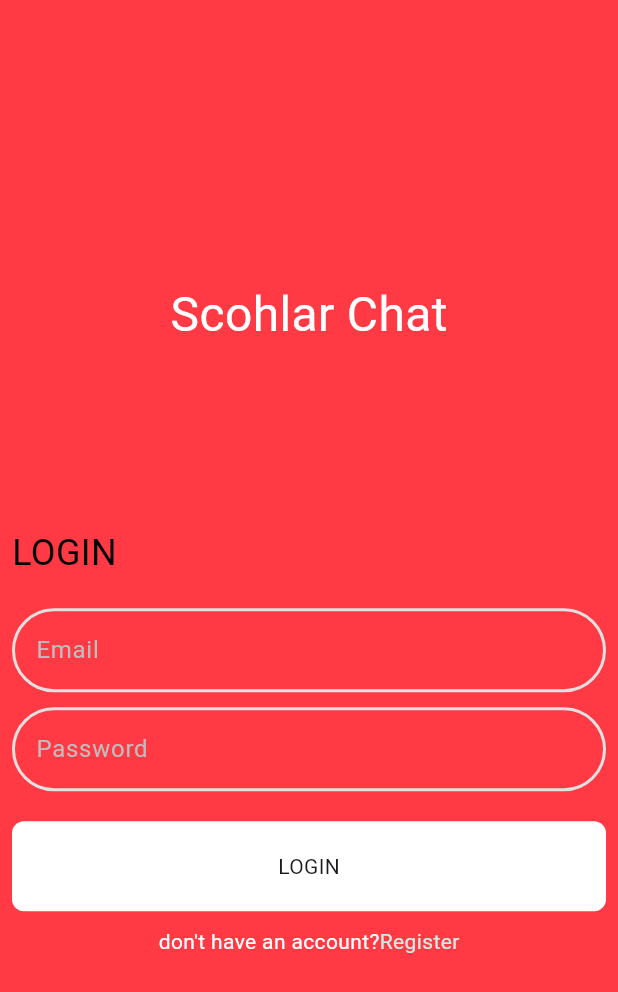
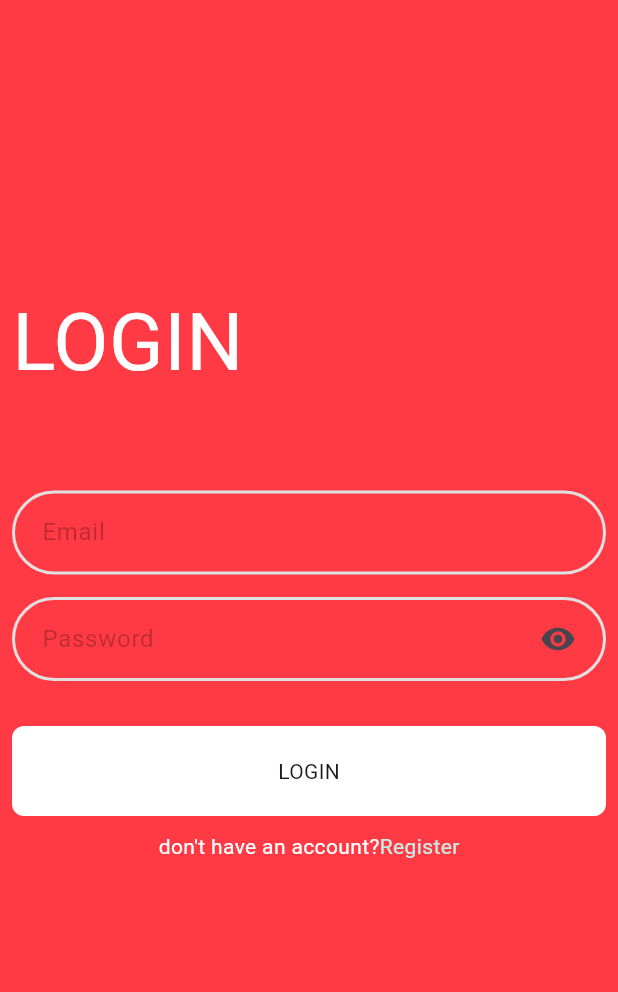
Before and after one commit to Rana-Mohsen/news_app, a Flutter app: the screen it shows after launch, on a phone screen of 412 x 824 dp. Shown: the top 992 px of the screen. Run offline on Flutter 3.47's test engine with Material 3 defaults, Android fonts, the phone set to English and light mode, and no system bars; our stand-ins replace bloc, carousel_slider, firebase_auth, firebase_core, flutter_bloc, modal_progress_hud_nsn and 1 more; accounts and stored records are empty; generated files the repository leaves out were written again.

Commit message:
finish textformfield style

```diff
--- a/lib/screens/home_screen.dart
+++ b/lib/screens/home_screen.dart
@@ -73,6 +73,7 @@ class _HomeScreenState extends State<HomeScreen> {
                 controller: _scrollController,
                 child: Column(
                   children: [
+                    const Text("Latest News"),
                     FutureBuilder<List<ArticleModel>>(
                       future: AllArticles().getCtgArticls(keyWord: "general"),
                       builder: (context, snapshot) {
--- a/lib/screens/login_screen.dart
+++ b/lib/screens/login_screen.dart
@@ -4,6 +4,7 @@ import 'package:news_app/helper/validators.dart';
 import 'package:news_app/screens/navigation.dart';
 import 'package:news_app/screens/register_screen.dart';
 import 'package:news_app/screens/widgets/custome_button.dart';
+import 'package:sizer/sizer.dart';
 
 import '../constants.dart';
 import '../helper/snack_bar.dart';
@@ -21,7 +22,7 @@ class _LoginScreenState extends State<LoginScreen> {
   String? email;
   String? password;
   bool isLoading = false;
-
+  bool visible = true;
   GlobalKey<FormState> _formKey = GlobalKey();
 
   @override
@@ -33,27 +34,17 @@ class _LoginScreenState extends State<LoginScreen> {
         child: Form(
           key: _formKey,
           child: Column(
+            crossAxisAlignment: CrossAxisAlignment.start,
             children: [
               const Spacer(
                 flex: 3,
               ),
-              const Text(
-                "Scohlar Chat",
-                style: TextStyle(color: Colors.white, fontSize: 32),
+              Text(
+                "LOGIN",
+                style: TextStyle(color: Colors.white, fontSize: 30.sp),
               ),
               const Spacer(
-                flex: 2,
-              ),
-              const Row(
-                children: [
-                  Text(
-                    "LOGIN",
-                    style: TextStyle(color: Colors.black, fontSize: 24),
-                  ),
-                ],
-              ),
-              const SizedBox(
-                height: 20,
+                flex: 1,
               ),
               CustomTextFormField(
                   validator: Validators.emailValidator,
@@ -62,16 +53,30 @@ class _LoginScreenState extends State<LoginScreen> {
                   },
                   hintText: 'Email'),
               const SizedBox(
-                height: 10,
+                height: 15,
               ),
               CustomTextFormField(
+                  obscure: visible,
+                  icon: Padding(
+                    padding: const EdgeInsets.only(right: 8.0),
+                    child: IconButton(
+                      icon: visible
+                          ? const Icon(Icons.remove_red_eye)
+                          : const Icon(Icons.visibility_off),
+                      onPressed: () {
+                        setState(() {
+                          visible = !visible;
+                        });
+                      },
+                    ),
+                  ),
                   validator: Validators.passwordValidator,
                   onChange: (value) {
                     password = value;
                   },
                   hintText: 'Password'),
               const SizedBox(
-                height: 20,
+                height: 30,
               ),
               CustomeButton(
                 onTap: _validateLoginForm,
@@ -103,7 +108,7 @@ class _LoginScreenState extends State<LoginScreen> {
                 ],
               ),
               const Spacer(
-                flex: 3,
+                flex: 4,
               )
             ],
           ),
--- a/lib/screens/widgets/custom_textformfield.dart
+++ b/lib/screens/widgets/custom_textformfield.dart
@@ -1,4 +1,5 @@
 import 'package:flutter/material.dart';
+import 'package:news_app/constants.dart';
 
 // ignore: must_be_immutable
 class CustomTextFormField extends StatelessWidget {
@@ -22,25 +23,43 @@ class CustomTextFormField extends StatelessWidget {
       validator: validator,
       onChanged: onChange,
       decoration: InputDecoration(
+        contentPadding: const EdgeInsets.all(16),
         suffixIcon: icon,
         hintText: hintText,
-        hintStyle: TextStyle(color: Colors.grey.shade400),
-        focusedBorder: OutlineInputBorder(
-            borderRadius: BorderRadius.circular(32),
-            borderSide: const BorderSide(
-              color: Colors.black,
-            )),
-        enabledBorder: OutlineInputBorder(
-            borderRadius: BorderRadius.circular(32),
-            borderSide: BorderSide(color: Colors.grey.shade300, width: 2)),
-        // border: OutlineInputBorder(
-        //   borderRadius: BorderRadius.circular(32),
-        //   borderSide: BorderSide(
-        //     color: Colors.grey.shade300,
-        //     width: 1.0,
-        //   ),
-        // ),
+        hintStyle: const TextStyle(color: Colors.black26),
+        errorStyle: const TextStyle(
+          color: kTertiaryColor, // Change the color of the error message
+          fontSize: 14, // Change the font size of the error message
+          fontWeight:
+              FontWeight.bold, // Change the font weight of the error message
+        ),
+        focusedBorder: _normalBorderStyle(color: Colors.black),
+        enabledBorder: _normalBorderStyle(
+          color: Colors.grey.shade300,
+          width: 2,
+        ),
+        errorBorder: _errorBorderStyle(),
+        focusedErrorBorder: _errorBorderStyle(),
       ),
     );
   }
+
+  OutlineInputBorder _errorBorderStyle() {
+    return OutlineInputBorder(
+      borderRadius: BorderRadius.circular(32),
+      borderSide: const BorderSide(
+        color: kTertiaryColor,
+        width: 2,
+      ),
+    );
+  }
+
+  OutlineInputBorder _normalBorderStyle({required color, double width = 1}) {
+    return OutlineInputBorder(
+        borderRadius: BorderRadius.circular(32),
+        borderSide: BorderSide(
+          color: color,
+          width: width,
+        ));
+  }
 }
```
Also changed, not shown: lib/screens/register_screen.dart (+24 -15 lines), 1 other file.
